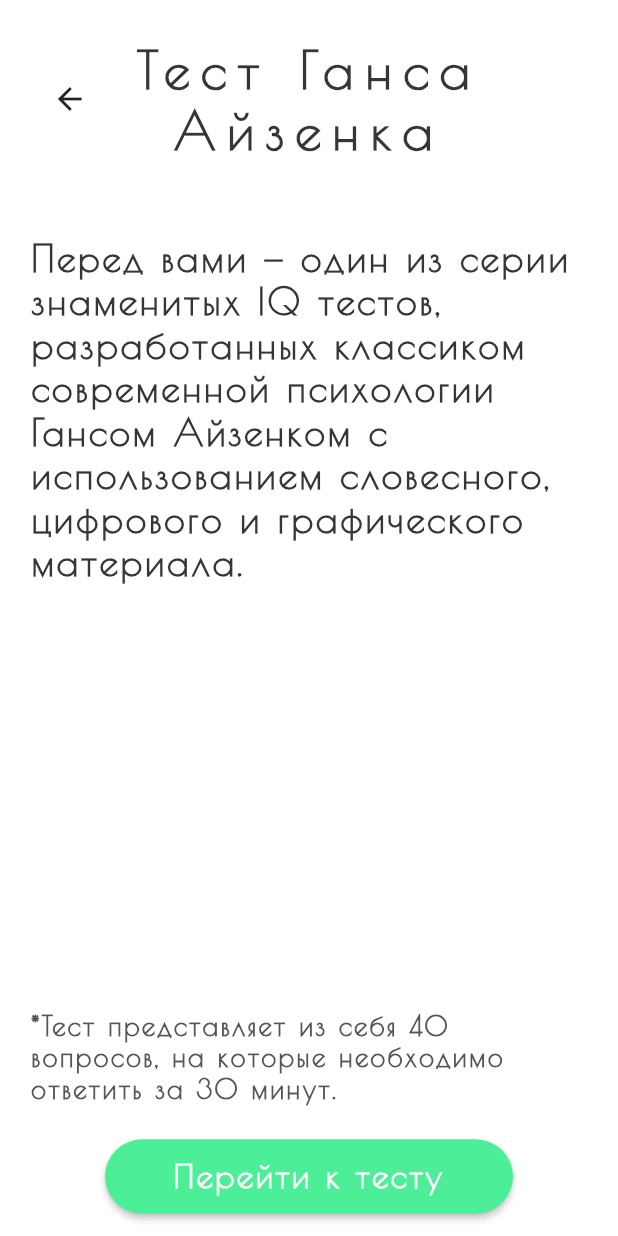
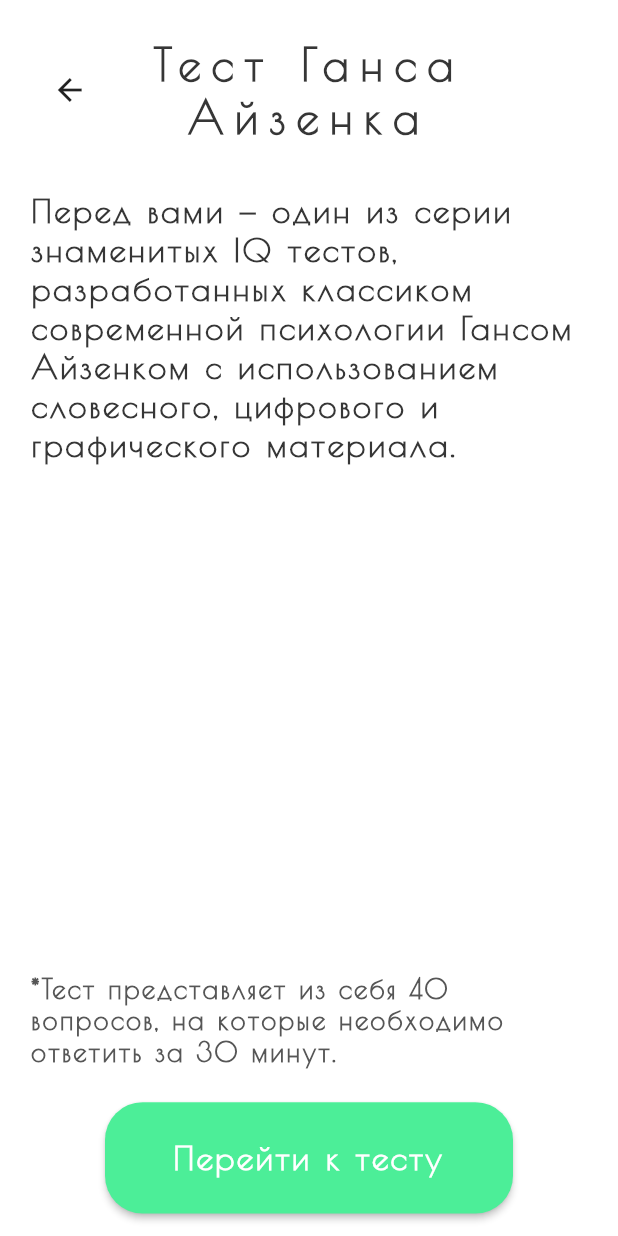
Before and after one commit to DavidBeppiev/iq-test, a Flutter app: the screen it shows after launch, after a tap on "Далее", on a phone screen of 412 x 824 dp. Run offline on Flutter 3.47's test engine with Material 2 defaults, Android fonts, the phone set to English and light mode, and no system bars; our stand-ins replace bloc, flutter_bloc; missing offline and left inert: material_dialogs; network calls fail.

Commit message:
=== EDITS === 1) Adaptive layout

```diff
--- a/lib/data/constants/styles.dart
+++ b/lib/data/constants/styles.dart
@@ -2,8 +2,8 @@ import 'package:flutter/material.dart';
 import 'package:iq_tests/data/constants/colors.dart';
 
 class MyStyles extends TextStyle {
-  static const ts_FS35_FWbold_CText_LS7_FFPoiretOne = TextStyle(
-      fontSize: 35.0,
+  static const ts_FS30_FWbold_CText_LS7_FFPoiretOne = TextStyle(
+      fontSize: 30.0,
       letterSpacing: 7.3,
       fontWeight: FontWeight.bold,
       color: MyColors.textColor,
@@ -37,8 +37,8 @@ class MyStyles extends TextStyle {
       letterSpacing: 1.6,
       fontFamily: 'PoiretOne');
 
-  static const ts_FS25_FWbold_CText_LS1_FFPoiretOne = TextStyle(
-      fontSize: 25.0,
+  static const ts_FS22_FWbold_CText_LS1_FFPoiretOne = TextStyle(
+      fontSize: 22.0,
       fontWeight: FontWeight.bold,
       color: MyColors.textColor,
       letterSpacing: 1.6,
--- a/lib/ui/pages/test_page.dart
+++ b/lib/ui/pages/test_page.dart
@@ -149,7 +149,7 @@ class _TestPageState extends State<TestPage> {
                           focusedBorder: _outLineBorder),
                       cursorColor: MyColors.textColor,
                       controller: _answerController,
-                      style: MyStyles.ts_FS25_FWbold_CText_LS1_FFPoiretOne,
+                      style: MyStyles.ts_FS22_FWbold_CText_LS1_FFPoiretOne,
                     )),
                     IconButton(
                         onPressed: () => _nextPage(_answerController.text),
--- a/lib/ui/pages/tests_description_page.dart
+++ b/lib/ui/pages/tests_description_page.dart
@@ -28,19 +28,19 @@ class TestsDescriptionPage extends StatelessWidget {
                         flex: 5,
                         child: Text(
                           MyStrings.testTitle,
-                          style: MyStyles.ts_FS35_FWbold_CText_LS7_FFPoiretOne,
+                          style: MyStyles.ts_FS30_FWbold_CText_LS7_FFPoiretOne,
                           textAlign: TextAlign.center,
                         ),
                       ),
                       const Expanded(child: SizedBox()),
                     ],
                   ),
-                  const SizedBox(
-                    height: 50.0,
+                  SizedBox(
+                    height: MediaQuery.of(context).size.height * 0.040,
                   ),
                   const Text(
                     MyStrings.testDescriptionText1,
-                    style: MyStyles.ts_FS25_FWbold_CText_LS1_FFPoiretOne,
+                    style: MyStyles.ts_FS22_FWbold_CText_LS1_FFPoiretOne,
                   ),
                 ],
               ),
@@ -55,7 +55,7 @@ class TestsDescriptionPage extends StatelessWidget {
                   ),
                   customButton(
                       double.infinity,
-                      MediaQuery.of(context).size.height * 0.060,
+                      MediaQuery.of(context).size.height * 0.090,
                       MyStrings.moveToTestText,
                       () =>
                           Navigator.push(context, MaterialPageRoute(builder: (context) => const TestPage())))
--- a/lib/ui/views/test_view.dart
+++ b/lib/ui/views/test_view.dart
@@ -17,7 +17,7 @@ class TestView extends StatelessWidget {
           children: [
             Text(
               questions.question!,
-              style: MyStyles.ts_FS25_FWbold_CText_LS1_FFPoiretOne,
+              style: MyStyles.ts_FS22_FWbold_CText_LS1_FFPoiretOne,
               textAlign: TextAlign.center,
             ),
             const SizedBox(height: 30.0,),
@@ -32,7 +32,7 @@ class TestView extends StatelessWidget {
                     itemBuilder: (context, i) {
                       return Text(
                         questions.explanation!.explanationText![i],
-                        style: MyStyles.ts_FS35_FWbold_CText_LS7_FFPoiretOne,
+                        style: MyStyles.ts_FS30_FWbold_CText_LS7_FFPoiretOne,
                         textAlign: TextAlign.center,
                       );
                     }
--- a/lib/ui/widgets/my_logo_widget.dart
+++ b/lib/ui/widgets/my_logo_widget.dart
@@ -8,7 +8,7 @@ Widget myLogoWidget () {
     children: [
       Image.asset(
         'assets/images/pi_logo.png',
-        width: 100.0,
+        width: 70.0,
         color: MyColors.textColor,
       ),
       Row(
@@ -16,7 +16,7 @@ Widget myLogoWidget () {
         children: [
           Text(
             MyStrings.logoName1.toUpperCase(),
-            style: MyStyles.ts_FS35_FWbold_CText_LS7_FFPoiretOne,
+            style: MyStyles.ts_FS30_FWbold_CText_LS7_FFPoiretOne,
           ),
           const SizedBox(
             width: 20.0,
```
Also changed, not shown: lib/ui/pages/test_result_page.dart (+3 -4 lines).
